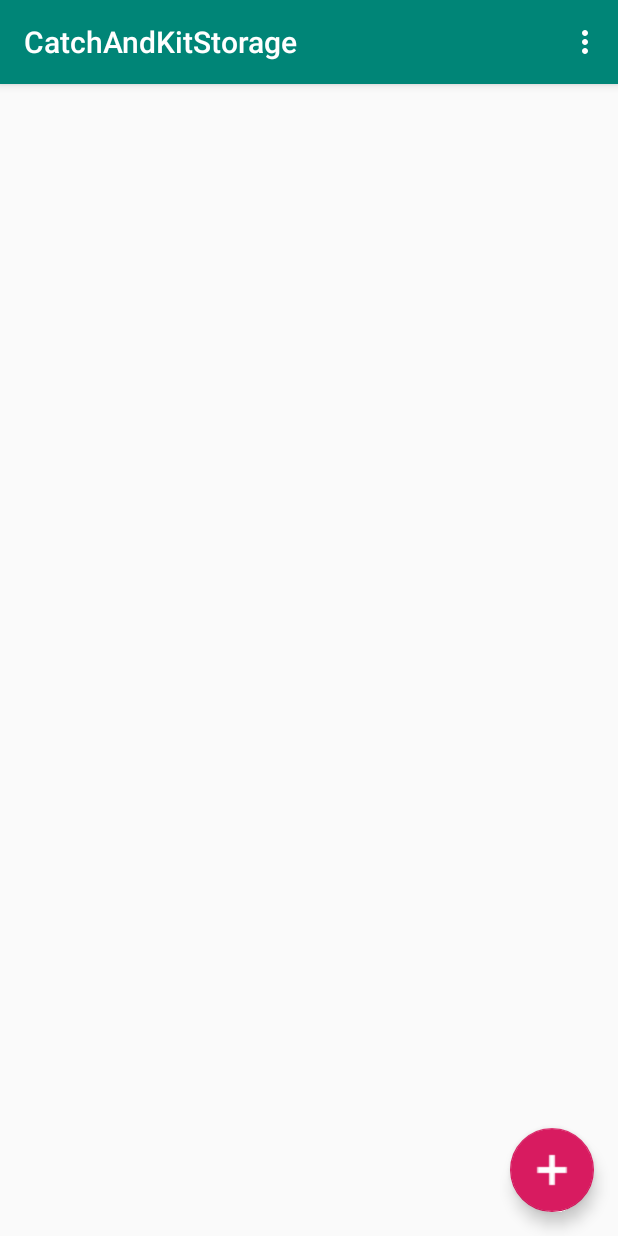
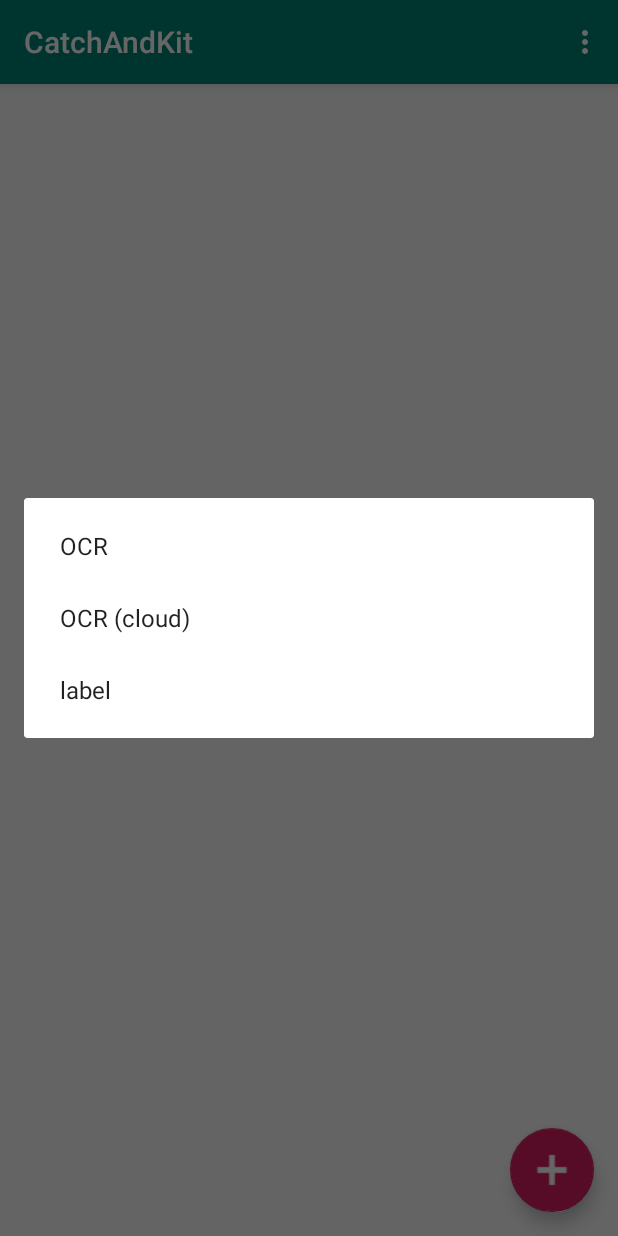
Before and after one commit to AndroidKotlinCourseMaterial/CatchAndKitStartingCode, an Android app: the screen it shows after launch (MainActivity), in the options menu, after a tap on "Settings", on a phone screen of 412 x 824 dp. Run offline under Robolectric (Android 15) with nearby library versions, the phone set to English and light mode, and no system bars; our stand-ins replace Firebase (no records; nobody signed in at launch, a user with empty details on screens opened directly).

Commit message:
Add scaffolding to let users choose between MLKit tasks, useful for part 2. Also set default scale to 2 for speed.

```diff
--- /dev/null
+++ b/CatchAndKit/app/src/main/java/edu/rosehulman/catchandkit/MLKitTaskType.kt
@@ -0,0 +1,5 @@
+package edu.rosehulman.catchandkit
+
+enum class MLKitTaskType {
+    OCR, OCR_CLOUD, LABEL
+}
--- a/CatchAndKit/app/src/main/java/edu/rosehulman/catchandkit/MainActivity.kt
+++ b/CatchAndKit/app/src/main/java/edu/rosehulman/catchandkit/MainActivity.kt
@@ -5,6 +5,7 @@ import android.content.res.Configuration
 import android.os.Bundle
 import android.support.v4.app.ActivityCompat
 import android.support.v4.content.ContextCompat
+import android.support.v7.app.AlertDialog
 import android.support.v7.app.AppCompatActivity
 import android.util.Log
 import android.view.Menu
@@ -16,9 +17,12 @@ import kotlinx.android.synthetic.main.activity_main.*
 class MainActivity :
     AppCompatActivity(),
     ThumbnailGridFragment.OnThumbnailListener {
+
     private val WRITE_EXTERNAL_STORAGE_PERMISSION = 2
 
     private val auth = FirebaseAuth.getInstance()
+
+    private var taskType = MLKitTaskType.LABEL
 
     override fun onCreate(savedInstanceState: Bundle?) {
         super.onCreate(savedInstanceState)
@@ -77,9 +81,28 @@ class MainActivity :
         // automatically handle clicks on the Home/Up button, so long
         // as you specify a parent activity in AndroidManifest.xml.
         return when (item.itemId) {
-            R.id.action_settings -> true
+            R.id.action_settings -> {
+                showMlKitTaskTypeDialog()
+                true
+            }
             else -> super.onOptionsItemSelected(item)
         }
+    }
+
+    private fun showMlKitTaskTypeDialog() {
+        val builder = AlertDialog.Builder(this)
+        builder.setItems(
+            resources.getStringArray(R.array.task_names))
+        { _, which ->
+            taskType = when (which) {
+                0 -> MLKitTaskType.OCR
+                1 -> MLKitTaskType.OCR_CLOUD
+                2 -> MLKitTaskType.LABEL
+                else -> MLKitTaskType.LABEL
+            }
+        }
+        builder.create()
+            .show()
     }
 
     // Android’s security policy requires permissions to be requested
@@ -126,4 +149,8 @@ class MainActivity :
         ft.addToBackStack("List")
         ft.commit()
     }
+
+    override fun getTaskType(): MLKitTaskType {
+        return taskType
+    }
 }
--- a/CatchAndKit/app/src/main/java/edu/rosehulman/catchandkit/ThumbnailAdapter.kt
+++ b/CatchAndKit/app/src/main/java/edu/rosehulman/catchandkit/ThumbnailAdapter.kt
@@ -85,8 +85,8 @@ class ThumbnailAdapter(
     // But if too small, recognition accuracy can suffer.
     inner class ImageRescaleTask(val localPath: String) : AsyncTask<Void, Void, Bitmap>() {
         override fun doInBackground(vararg p0: Void?): Bitmap? {
-            // Reduces length and width by a factor (currently 1 = no rescaling).
-            val ratio = 1
+            // Reduces length and width by a factor (currently 2).
+            val ratio = 2
             return BitmapUtils.rotateAndScaleByRatio(context, localPath, ratio)
         }
 
--- a/CatchAndKit/app/src/main/java/edu/rosehulman/catchandkit/ThumbnailGridFragment.kt
+++ b/CatchAndKit/app/src/main/java/edu/rosehulman/catchandkit/ThumbnailGridFragment.kt
@@ -200,5 +200,6 @@ class ThumbnailGridFragment : Fragment() {
 
     interface OnThumbnailListener {
         fun onThumbnailSelected(thumbnail: Thumbnail)
+        fun getTaskType(): MLKitTaskType
     }
 }
--- a/CatchAndKit/app/src/main/res/values/strings.xml
+++ b/CatchAndKit/app/src/main/res/values/strings.xml
@@ -1,7 +1,9 @@
 <resources>
-    <string name="app_name">CatchAndKitStorage</string>
+    <string name="app_name">CatchAndKit</string>
     <string name="action_settings">Settings</string>
-
-    <!-- TODO: Remove or change this placeholder text -->
-    <string name="hello_blank_fragment">Hello blank fragment</string>
+    <string-array name="task_names">
+        <item>"OCR</item>
+        <item>OCR (cloud)</item>
+        <item>label</item>
+    </string-array>
 </resources>
```
Also changed, not shown: CatchAndKit/app/src/main/java/edu/rosehulman/catchandkit/MLKitTask.kt (added, +12 -0 lines).
